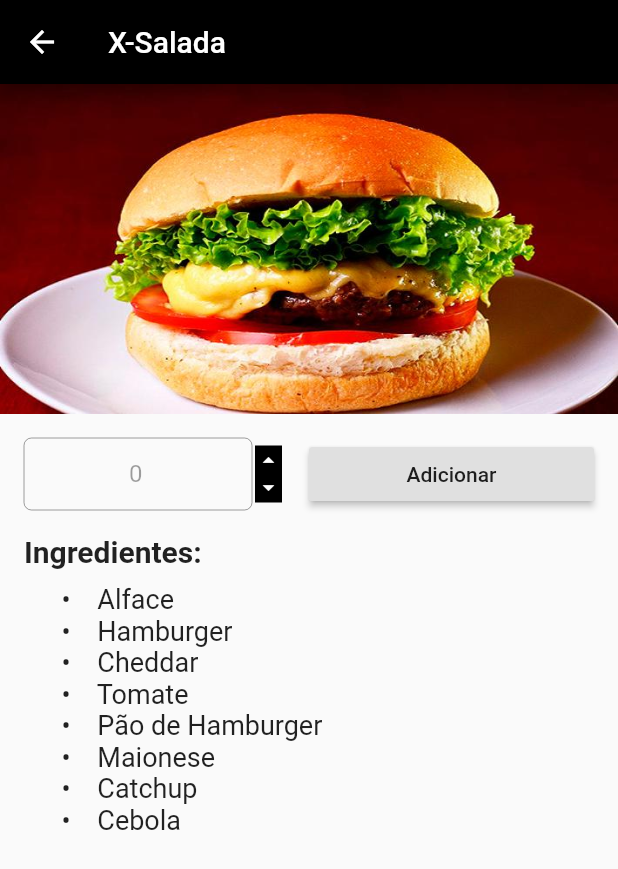
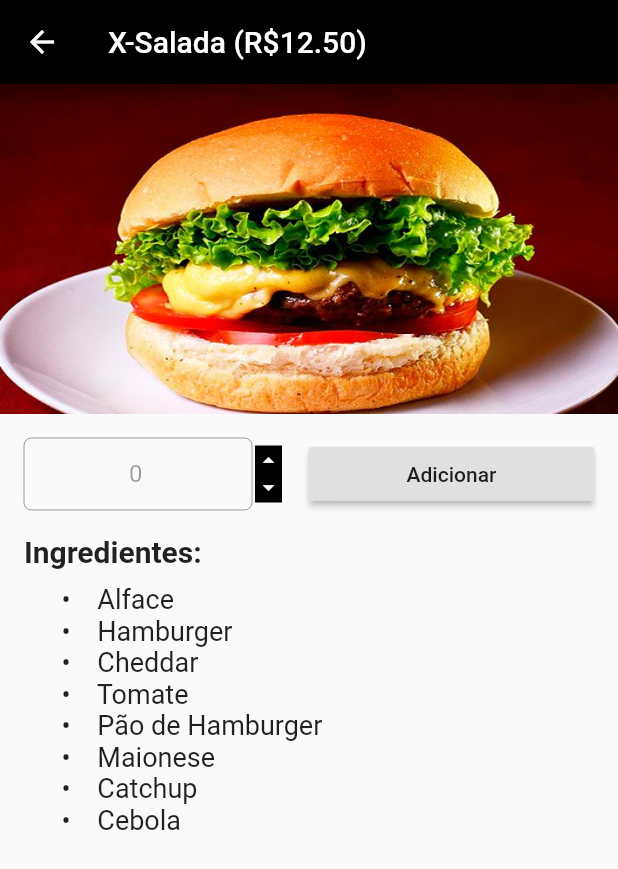
Before and after one commit to Schmidt2k/lanchonete, a Flutter app: the screen it shows after launch, after a tap on an icon or button, on a phone screen of 412 x 824 dp. Shown: the top 869 px of the screen. Run offline on Flutter 3.47's test engine with Material 2 defaults, Android fonts, the phone set to English and light mode, and no system bars; our stand-ins replace flutter_modular; network calls fail.

Commit message:
ultimas adições

```diff
--- a/mobilidade-lanchonete/lib/app/cardapio/app_cardapio_view.dart
+++ b/mobilidade-lanchonete/lib/app/cardapio/app_cardapio_view.dart
@@ -218,7 +218,11 @@ class _AppCardapioViewState extends State<AppCardapioView> {
           Navigator.pushNamed(
             context,
             TELA_LANCHE_DETALHE,
-            arguments: {'lanche': item.titulo, 'imagem': item.imagem},
+            arguments: {
+              'lanche': item.titulo,
+              'imagem': item.imagem,
+              'valorLanche': item.valorLanche
+            },
           );
         },
         child: Card(
--- a/mobilidade-lanchonete/lib/app/lanche/app_lanche_detalhe_view.dart
+++ b/mobilidade-lanchonete/lib/app/lanche/app_lanche_detalhe_view.dart
@@ -21,7 +21,9 @@ class _AppLancheDetalheViewState extends State<AppLancheDetalheView> {
     return Scaffold(
       appBar: AppBar(
         backgroundColor: Colors.black,
-        title: Text(arguments['lanche']),
+        title: Text(arguments['lanche'] +
+            " " +
+            "(R\$${arguments['valorLanche'].toStringAsFixed(2)})"),
       ),
       body: SingleChildScrollView(child: lanche(arguments['imagem'])),
     );
@@ -159,7 +161,12 @@ class _AppLancheDetalheViewState extends State<AppLancheDetalheView> {
               Expanded(
                   child: RaisedButton(
                 onPressed: () {},
-                child: Text('Adicionar'),
+                color: double.parse(_controller.text.trim()) > 0
+                    ? Colors.amber
+                    : null,
+                child: Text(
+                  'Adicionar',
+                ),
               ))
             ],
           ),
```
